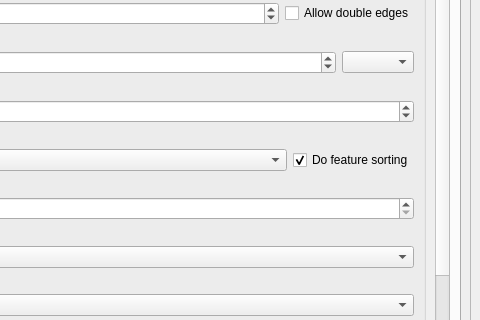
First picture: the form in views/PluginDialog.ui, repository S-P-A-N-N-E-R-S/Frontend, before the edit; both pictures show x 620 to 1100 and y 382 to 702 of the 1100 by 900 pixel window.
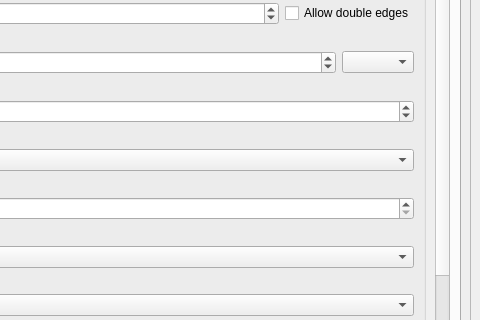
Second picture: the form after the edit. Icons and pictures are not drawn. Custom widgets are drawn as their Qt base class.

```diff
--- a/views/PluginDialog.ui
+++ b/views/PluginDialog.ui
@@ -805,22 +805,6 @@
                                    </property>
                                   </widget>
                                  </item>
-                                 <item>
-                                  <widget class="QCheckBox" name="create_graph_dofeaturesorting_checkbox">
-                                   <property name="sizePolicy">
-                                    <sizepolicy hsizetype="Preferred" vsizetype="Fixed">
-                                     <horstretch>0</horstretch>
-                                     <verstretch>0</verstretch>
-                                    </sizepolicy>
-                                   </property>
-                                   <property name="text">
-                                    <string>Do feature sorting</string>
-                                   </property>
-                                   <property name="checked">
-                                    <bool>true</bool>
-                                   </property>
-                                  </widget>
-                                 </item>
                                 </layout>
                                </item>
                                <item>
```
